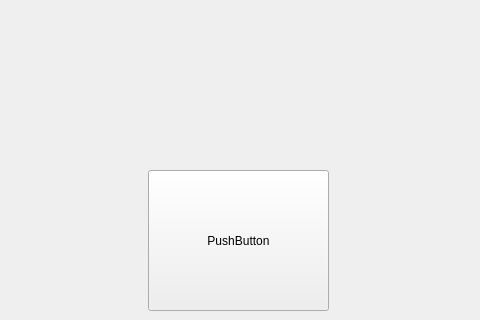
The window that ZomZork/mainwindow.ui (Elle0-0/ZomZorkProject) describes before a commit, drawn with Qt 5; both pictures show x 122 to 602 and y 0 to 320 of the 800 by 600 pixel window.
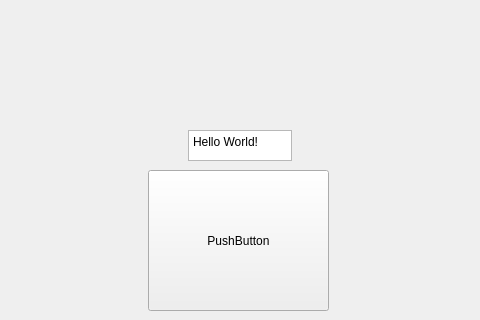
The same window after the commit.

What changed in the file:
```diff
--- a/ZomZork/mainwindow.ui
+++ b/ZomZork/mainwindow.ui
@@ -27,6 +27,19 @@
      <string>PushButton</string>
     </property>
    </widget>
+   <widget class="QPlainTextEdit" name="plainTextEdit">
+    <property name="geometry">
+     <rect>
+      <x>310</x>
+      <y>130</y>
+      <width>104</width>
+      <height>31</height>
+     </rect>
+    </property>
+    <property name="plainText">
+     <string>Hello World!</string>
+    </property>
+   </widget>
   </widget>
   <widget class="QMenuBar" name="menubar">
    <property name="geometry">
```
